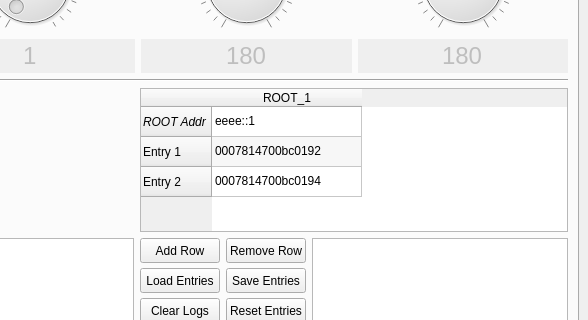
Above: main.ui from nyxonman/riva_PTA before the change; both pictures show x 312 to 900 and y 198 to 518 of the 900 by 675 pixel window. Below: the same form after it.
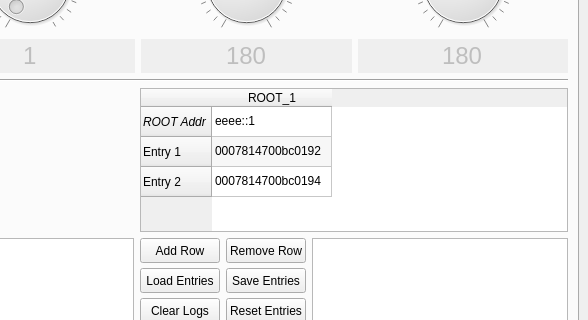
That is the form after the change.

Diff of the .ui file:
```diff
--- a/main.ui
+++ b/main.ui
@@ -639,10 +639,10 @@
              <bool>false</bool>
             </attribute>
             <attribute name="horizontalHeaderDefaultSectionSize">
-             <number>140</number>
+             <number>120</number>
             </attribute>
             <attribute name="horizontalHeaderMinimumSectionSize">
-             <number>150</number>
+             <number>120</number>
             </attribute>
             <attribute name="horizontalHeaderShowSortIndicator" stdset="0">
              <bool>false</bool>
@@ -650,6 +650,9 @@
             <attribute name="horizontalHeaderStretchLastSection">
              <bool>false</bool>
             </attribute>
+            <attribute name="verticalHeaderDefaultSectionSize">
+             <number>30</number>
+            </attribute>
             <attribute name="verticalHeaderStretchLastSection">
              <bool>false</bool>
             </attribute>
```
